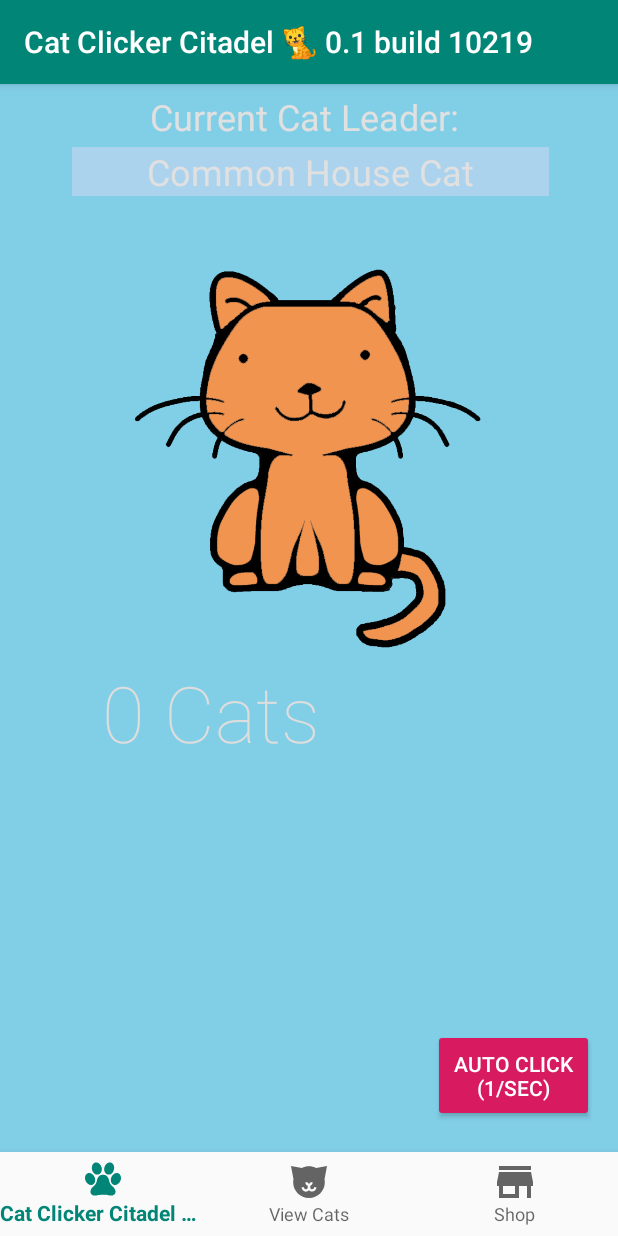
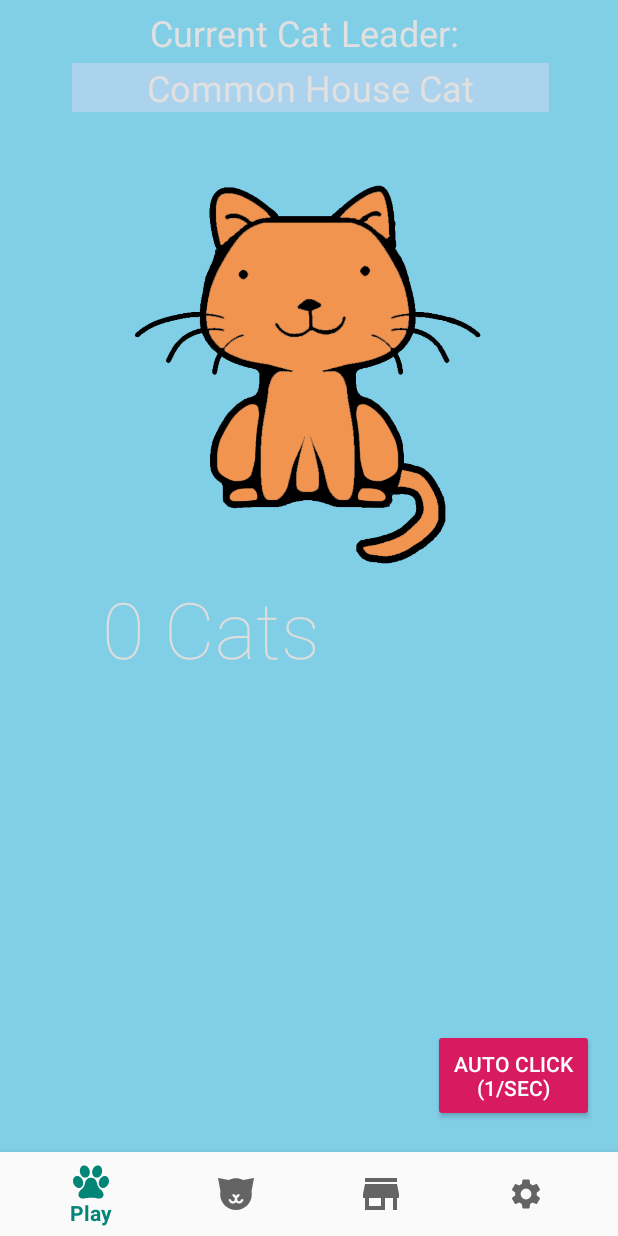
Before and after one commit to abenfield/Cat-Clicker-Citadel, an Android app: the screen it shows after launch (MainActivity), on a phone screen of 412 x 824 dp. Run offline under Robolectric (Android 15) with nearby library versions, the phone set to English and light mode, and no system bars; our stand-ins replace navigation-ui.

Commit message:
Inital Settings Update Added:  Settings Fragment, Meow Toggler, Settings Icon Removed: Top toolbar Changed: Key for Cat Counter

```diff
--- a/app/src/main/java/com/cis385/mssu/catclickercitadel/MainActivity.java
+++ b/app/src/main/java/com/cis385/mssu/catclickercitadel/MainActivity.java
@@ -20,6 +20,7 @@ public class MainActivity extends AppCompatActivity {
     @Override
     protected void onCreate(Bundle savedInstanceState) {
 
+        getSupportActionBar().hide();
         super.onCreate(savedInstanceState);
 
         setContentView(R.layout.activity_main);
@@ -37,6 +38,11 @@ public class MainActivity extends AppCompatActivity {
 
     }
 
+    public void toggleSound() {
+
+
+
+    }
 
 
 
--- a/app/src/main/java/com/cis385/mssu/catclickercitadel/ui/home/HomeFragment.java
+++ b/app/src/main/java/com/cis385/mssu/catclickercitadel/ui/home/HomeFragment.java
@@ -42,7 +42,7 @@ public class HomeFragment extends Fragment {
     private int multiplier;
     private int autoclick;
     boolean autoToggle = false;
-    private String key = "GodBlessThisHome";
+    private String key = "catCounter";
     MediaPlayer mp;
 
     public View onCreateView(@NonNull LayoutInflater inflater,
@@ -53,7 +53,6 @@ public class HomeFragment extends Fragment {
         homeViewModel =
                 ViewModelProviders.of(this).get(HomeViewModel.class);
         View root = inflater.inflate(R.layout.fragment_home, container, false);
-
 
         // I am root
         return root;
@@ -66,14 +65,14 @@ public class HomeFragment extends Fragment {
     public void onViewCreated(View view, @Nullable Bundle savedInstanceState) {
 
 
-        SharedPreferences prefs = getActivity().getSharedPreferences(key, Context.MODE_PRIVATE);
+         SharedPreferences prefs = getActivity().getSharedPreferences(key, Context.MODE_PRIVATE);
         final SharedPreferences.Editor editor = prefs.edit();
 
 
         score = prefs.getInt(key, 0);
 
-        ImageView imageView = (ImageView) getView().findViewById(R.id.catLeader);
-        final TextView textView = (TextView) getView().findViewById(R.id.counter);
+        ImageView imageView = getView().findViewById(R.id.catLeader);
+        final TextView textView = getView().findViewById(R.id.counter);
         Button autoClick = getView().findViewById((R.id.button));
 
         textView.setText(score + " Cats");
@@ -83,9 +82,12 @@ public class HomeFragment extends Fragment {
             @Override
             public void onClick(View view) {
                 bounceCat();
-                mp.start();
+                SharedPreferences prefs = getActivity().getSharedPreferences("meowEnabled", Context.MODE_PRIVATE);
+                boolean checkState = prefs.getBoolean("meowEnabled", true);
+               if (checkState)
+                    mp.start();
                 score++;
-                textView.setText(score + " Cats");
+               textView.setText(score + " Cats");
                 editor.putInt(key, score).commit();
 
             }
--- /dev/null
+++ b/app/src/main/res/drawable/ic_settings_black_24dp.xml
@@ -0,0 +1,9 @@
+<vector xmlns:android="http://schemas.android.com/apk/res/android"
+        android:width="24dp"
+        android:height="24dp"
+        android:viewportWidth="24"
+        android:viewportHeight="24">
+    <path
+        android:fillColor="#9842f5"
+        android:pathData="M19.1,12.9a2.8,2.8 0,0 0,0.1 -0.9,2.8 2.8,0 0,0 -0.1,-0.9l2.1,-1.6a0.7,0.7 0,0 0,0.1 -0.6L19.4,5.5a0.7,0.7 0,0 0,-0.6 -0.2l-2.4,1a6.5,6.5 0,0 0,-1.6 -0.9l-0.4,-2.6a0.5,0.5 0,0 0,-0.5 -0.4H10.1a0.5,0.5 0,0 0,-0.5 0.4L9.3,5.4a5.6,5.6 0,0 0,-1.7 0.9l-2.4,-1a0.4,0.4 0,0 0,-0.5 0.2l-2,3.4c-0.1,0.2 0,0.4 0.2,0.6l2,1.6a2.8,2.8 0,0 0,-0.1 0.9,2.8 2.8,0 0,0 0.1,0.9L2.8,14.5a0.7,0.7 0,0 0,-0.1 0.6l1.9,3.4a0.7,0.7 0,0 0,0.6 0.2l2.4,-1a6.5,6.5 0,0 0,1.6 0.9l0.4,2.6a0.5,0.5 0,0 0,0.5 0.4h3.8a0.5,0.5 0,0 0,0.5 -0.4l0.3,-2.6a5.6,5.6 0,0 0,1.7 -0.9l2.4,1a0.4,0.4 0,0 0,0.5 -0.2l2,-3.4c0.1,-0.2 0,-0.4 -0.2,-0.6ZM12,15.6A3.6,3.6 0,1 1,15.6 12,3.6 3.6,0 0,1 12,15.6Z"/>
+</vector>
--- a/app/src/main/res/menu/bottom_nav_menu.xml
+++ b/app/src/main/res/menu/bottom_nav_menu.xml
@@ -16,4 +16,8 @@
         android:icon="@drawable/ic_shop"
         android:title="@string/title_notifications" />
 
+    <item
+        android:id="@+id/navigation_settings"
+        android:icon="@drawable/ic_settings_black_24dp"
+        android:title="Settings" />
 </menu>
--- a/app/src/main/res/navigation/mobile_navigation.xml
+++ b/app/src/main/res/navigation/mobile_navigation.xml
@@ -22,4 +22,9 @@
         android:name="com.cis385.mssu.catclickercitadel.ui.notifications.NotificationsFragment"
         android:label="@string/title_notifications"
         tools:layout="@layout/fragment_notifications" />
+    <fragment
+        android:id="@+id/navigation_settings"
+        android:name="com.cis385.mssu.catclickercitadel.ui.settings.SettingsFragment"
+        android:label="@string/title_settings"
+        tools:layout="@layout/fragment_settings" />
 </navigation>
--- a/app/src/main/res/values/strings.xml
+++ b/app/src/main/res/values/strings.xml
@@ -1,7 +1,9 @@
 <resources>
     <string name="app_name">Cat Clicker Citadel</string>
-    <string name="title_home">Cat Clicker Citadel 🐈 0.1 build 10219</string>
+    <string name="title_home">Play</string>
     <string name="title_dashboard">View Cats</string>
     <string name="title_notifications">Shop</string>
+    <string name="title_settings">Settings</string>
+
     <string name="counter">0 Cats</string>
 </resources>
```
Also changed, not shown: app/src/main/java/com/cis385/mssu/catclickercitadel/ui/settings/SettingsFragment.java (added, +68 -0 lines), app/src/main/java/com/cis385/mssu/catclickercitadel/ui/settings/SettingsViewModel.java (added, +19 -0 lines), app/src/main/res/layout/fragment_settings.xml (added, +43 -0 lines).
